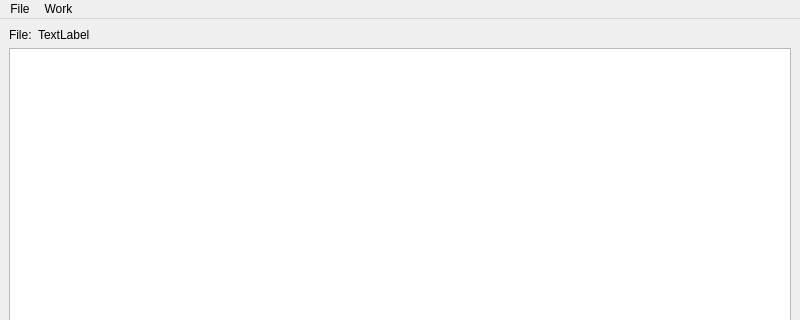
Old version of the form IFC2BESTest/src/mainwindow.ui in the repository hirseboy/IFC-Import-Plugin; both pictures show x 0 to 800 and y 0 to 320 of the 800 by 600 pixel window.
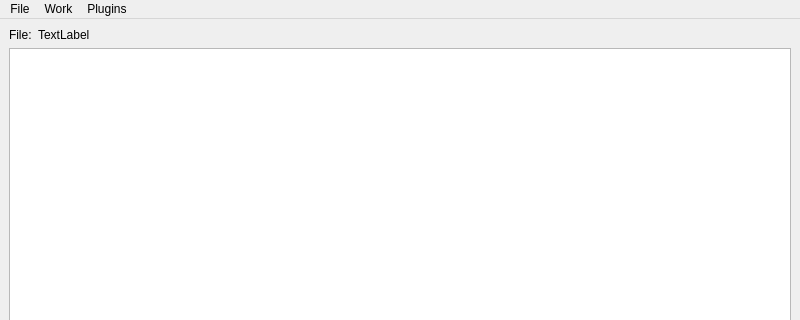
New version of the form.

Commit message: handle plugins for testing added

Patch:
```diff
--- a/IFC2BESTest/src/mainwindow.ui
+++ b/IFC2BESTest/src/mainwindow.ui
@@ -60,8 +60,14 @@
     </property>
     <addaction name="actionRead_ifc"/>
    </widget>
+   <widget class="QMenu" name="menuPlugins">
+    <property name="title">
+     <string>Plugins</string>
+    </property>
+   </widget>
    <addaction name="menuFile"/>
    <addaction name="menuWork"/>
+   <addaction name="menuPlugins"/>
   </widget>
   <widget class="QStatusBar" name="statusbar"/>
   <action name="actionOpen">
```
The commit also changes 3 other files.
